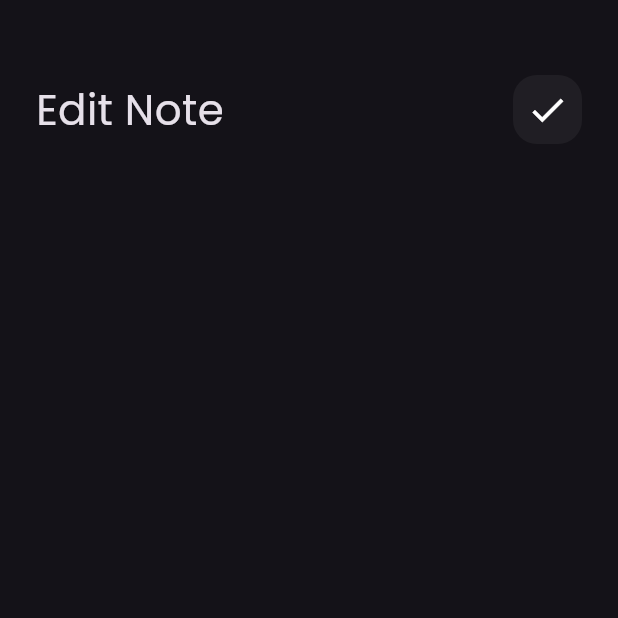
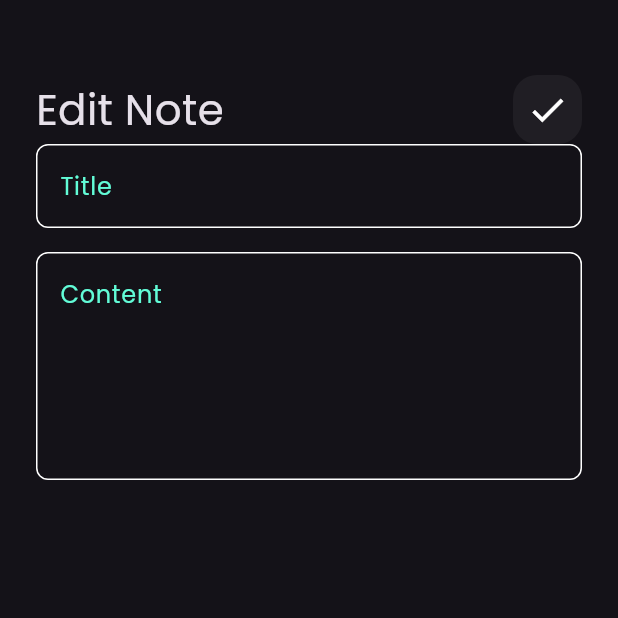
Before and after one commit to NADY10N/notes_app, a Flutter app: the EditNoteViewBody screen opened directly, on a phone screen of 412 x 824 dp, the top half of it. Run offline on Flutter 3.47's test engine with Material 3 defaults, Android fonts, the phone set to English and light mode, and no system bars.

Commit message:
edit note view ui done

```diff
--- a/lib/views/widgets/edit_view_body.dart
+++ b/lib/views/widgets/edit_view_body.dart
@@ -1,5 +1,6 @@
 import 'package:flutter/material.dart';
 import 'package:notes/views/widgets/custom_app_bar.dart';
+import 'package:notes/views/widgets/custom_text_field.dart';
 
 class EditNoteViewBody extends StatelessWidget {
   const EditNoteViewBody({super.key});
@@ -20,6 +21,14 @@ class EditNoteViewBody extends StatelessWidget {
               title: "Edit Note",
               icon: Icons.check,
             ),
+            CustomTextfield(hint: "Title"),
+            SizedBox(
+              height: 16,
+            ),
+            CustomTextfield(
+              hint: "Content",
+              maxLines: 5,
+            ),
           ],
         ),
       ),
```
